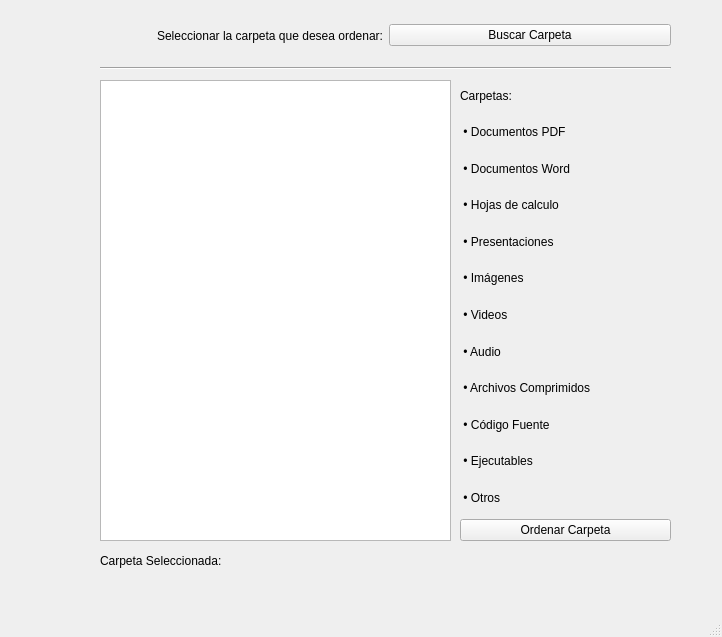
Old version of the form GUIOdA.ui in the repository CusmaiGonzalo/OrganizadorDeArchivos.
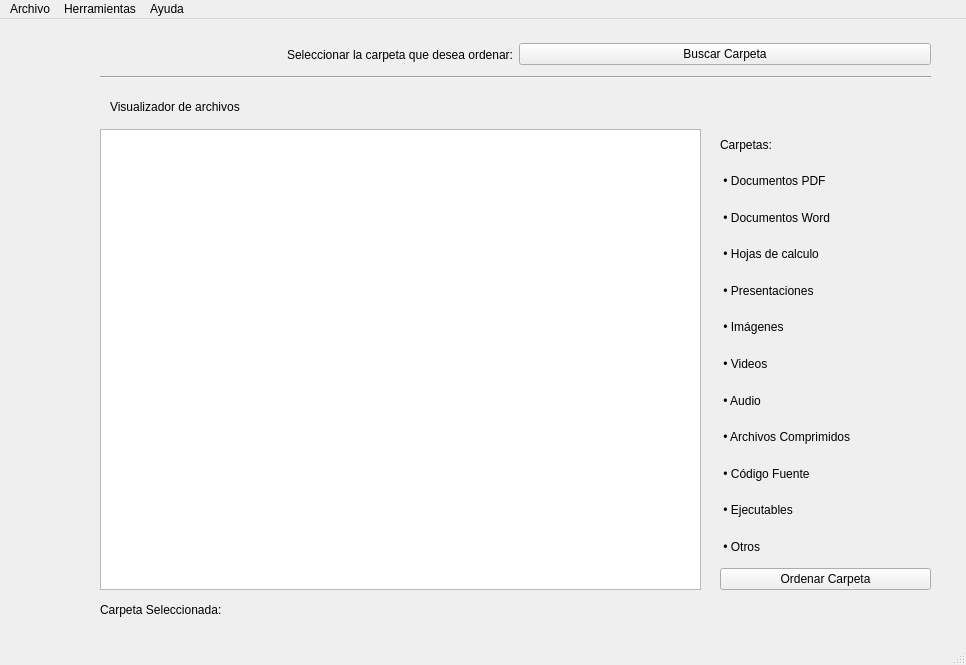
New version of the form.

Commit message: Agregado de ventanas con informacion

Patch:
```diff
--- a/GUIOdA.ui
+++ b/GUIOdA.ui
@@ -6,8 +6,8 @@
    <rect>
     <x>0</x>
     <y>0</y>
-    <width>722</width>
-    <height>637</height>
+    <width>966</width>
+    <height>665</height>
    </rect>
   </property>
   <property name="windowTitle">
@@ -19,7 +19,7 @@
      <rect>
       <x>100</x>
       <y>20</y>
-      <width>571</width>
+      <width>831</width>
       <height>31</height>
      </rect>
     </property>
@@ -50,8 +50,8 @@
     <property name="geometry">
      <rect>
       <x>100</x>
-      <y>60</y>
-      <width>571</width>
+      <y>50</y>
+      <width>831</width>
       <height>16</height>
      </rect>
     </property>
@@ -63,8 +63,8 @@
     <property name="geometry">
      <rect>
       <x>100</x>
-      <y>80</y>
-      <width>351</width>
+      <y>110</y>
+      <width>601</width>
       <height>461</height>
      </rect>
     </property>
@@ -72,8 +72,8 @@
    <widget class="QWidget" name="verticalLayoutWidget">
     <property name="geometry">
      <rect>
-      <x>460</x>
-      <y>80</y>
+      <x>720</x>
+      <y>110</y>
       <width>211</width>
       <height>461</height>
      </rect>
@@ -176,7 +176,7 @@
     <property name="geometry">
      <rect>
       <x>100</x>
-      <y>550</y>
+      <y>580</y>
       <width>571</width>
       <height>21</height>
      </rect>
@@ -185,16 +185,55 @@
      <string>Carpeta Seleccionada: </string>
     </property>
    </widget>
+   <widget class="QLabel" name="label_14">
+    <property name="geometry">
+     <rect>
+      <x>110</x>
+      <y>80</y>
+      <width>571</width>
+      <height>16</height>
+     </rect>
+    </property>
+    <property name="text">
+     <string>Visualizador de archivos</string>
+    </property>
+   </widget>
   </widget>
   <widget class="QMenuBar" name="menubar">
    <property name="geometry">
     <rect>
      <x>0</x>
      <y>0</y>
-     <width>722</width>
+     <width>966</width>
      <height>26</height>
     </rect>
    </property>
+   <widget class="QMenu" name="menuArchivo">
+    <property name="title">
+     <string>Archivo</string>
+    </property>
+   </widget>
+   <widget class="QMenu" name="menuHerramientas">
+    <property name="title">
+     <string>Herramientas</string>
+    </property>
+    <addaction name="actionComo_usar"/>
+    <addaction name="separator"/>
+    <addaction name="actionAgregar_Carpetas"/>
+    <addaction name="actionQuitar_Carpetas"/>
+    <addaction name="actionModificar_Carpetas"/>
+    <addaction name="separator"/>
+   </widget>
+   <widget class="QMenu" name="menuAyuda">
+    <property name="title">
+     <string>Ayuda</string>
+    </property>
+    <addaction name="actionLicencia"/>
+    <addaction name="actionAcerca_de"/>
+   </widget>
+   <addaction name="menuArchivo"/>
+   <addaction name="menuHerramientas"/>
+   <addaction name="menuAyuda"/>
   </widget>
   <widget class="QStatusBar" name="statusbar"/>
  </widget>
```
Left out of the diff: 30 changed lines with no effect on the pictures. The commit also changes 2 other files.
